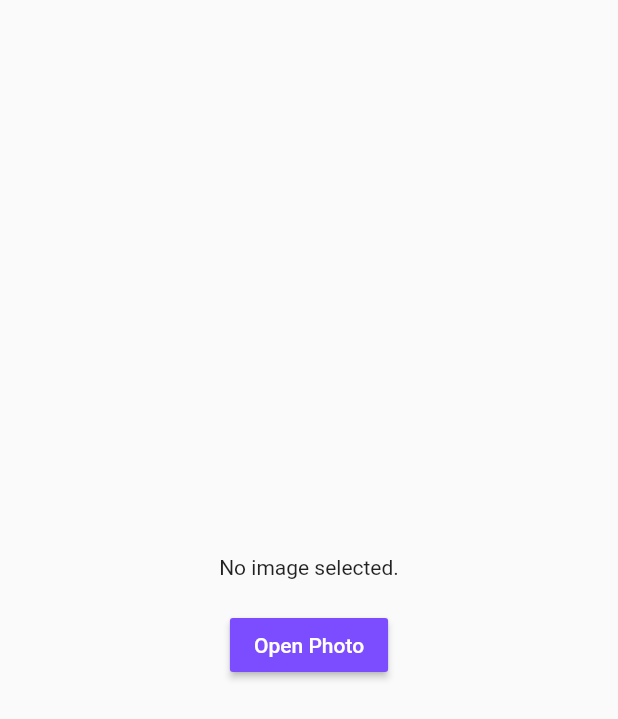
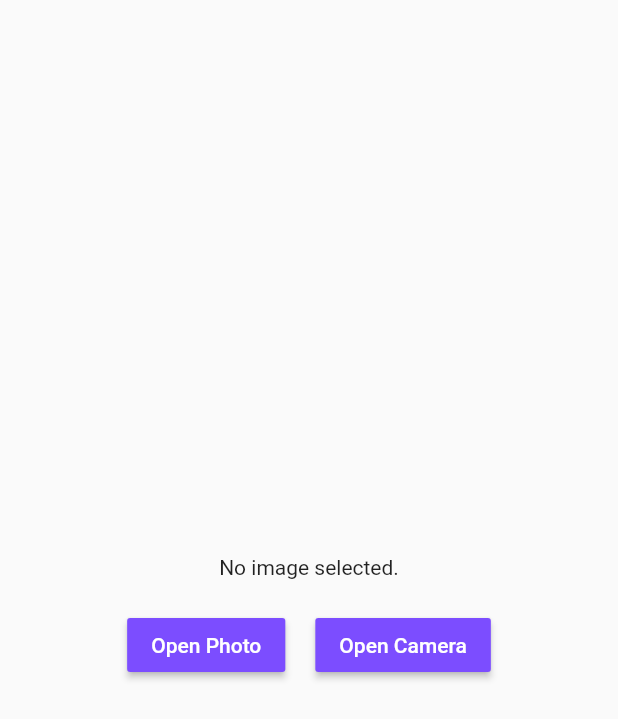
Before and after one commit to witawat2540/flutter_day2, a Flutter app: the Page3 screen opened directly, after a tap on "Open Photo", on a phone screen of 412 x 824 dp. Shown: the top 719 px of the screen. Run offline on Flutter 3.47's test engine with Material 2 defaults, Android fonts, the phone set to English and light mode, and no system bars; our stand-ins replace camera, image_picker, location, splashscreen, toast, video_player; missing offline and left inert: geocoder, maps_launcher; network calls fail; Roboto replaces fonts that are missing (Noto).

Commit message:
set camera

```diff
--- a/lib/page3.dart
+++ b/lib/page3.dart
@@ -1,7 +1,8 @@
 import 'dart:io';
-
+import 'dart:async';
 import 'package:flutter/material.dart';
 import 'package:image_picker/image_picker.dart';
+
 
 class Page3 extends StatefulWidget {
   @override
@@ -11,15 +12,17 @@ class Page3 extends StatefulWidget {
 class _Page3State extends State<Page3> {
   //Image _image;
   File _image;
+  List<File> _image2 = [];
 
-  Future getImage() async {
-    var image = await ImagePicker.pickImage(source: ImageSource.gallery);
+  Future getImage(ImageSource) async {
+    var image = await ImagePicker.pickImage(source: ImageSource);
     //final image = await FlutterWebImagePicker.getImage;
 
     setState(() {
       _image = image;
+      _image2.add(image);
     });
-    print(_image);
+    print(_image2);
   }
 
   @override
@@ -56,13 +59,29 @@ class _Page3State extends State<Page3> {
           SizedBox(
             height: 20,
           ),
+          Row(
+            mainAxisAlignment: MainAxisAlignment.center,
+            children: [
               RaisedButton(
                 onPressed: () {
-              getImage();
+                  getImage(ImageSource.gallery);
                 },
                 child: Text('Open Photo'),
                 color: Colors.deepPurpleAccent,
                 textColor: Colors.white,
+              ),
+              SizedBox(
+                width: 20,
+              ),
+              RaisedButton(
+                onPressed: () {
+                  getImage(ImageSource.camera);
+                },
+                child: Text('Open Camera'),
+                color: Colors.deepPurpleAccent,
+                textColor: Colors.white,
+              )
+            ],
           )
         ],
       ),
--- a/pubspec.yaml
+++ b/pubspec.yaml
@@ -35,6 +35,12 @@ dependencies:
   maps_launcher: ^1.2.2+1
   url_launcher: ^5.4.1
   image_picker: any
+  camera:
+  path_provider:
+  path:
+  video_player: ^0.10.2+1
+  multi_image_picker: ^4.7.12
+
 dev_dependencies:
   flutter_test:
     sdk: flutter
```
Also changed, not shown: lib/Tab3.dart (added, +70 -0 lines), lib/main.dart (+10 -3 lines), pubspec.lock, 2 other files. Lines whose indentation alone changed are shown as unchanged.
